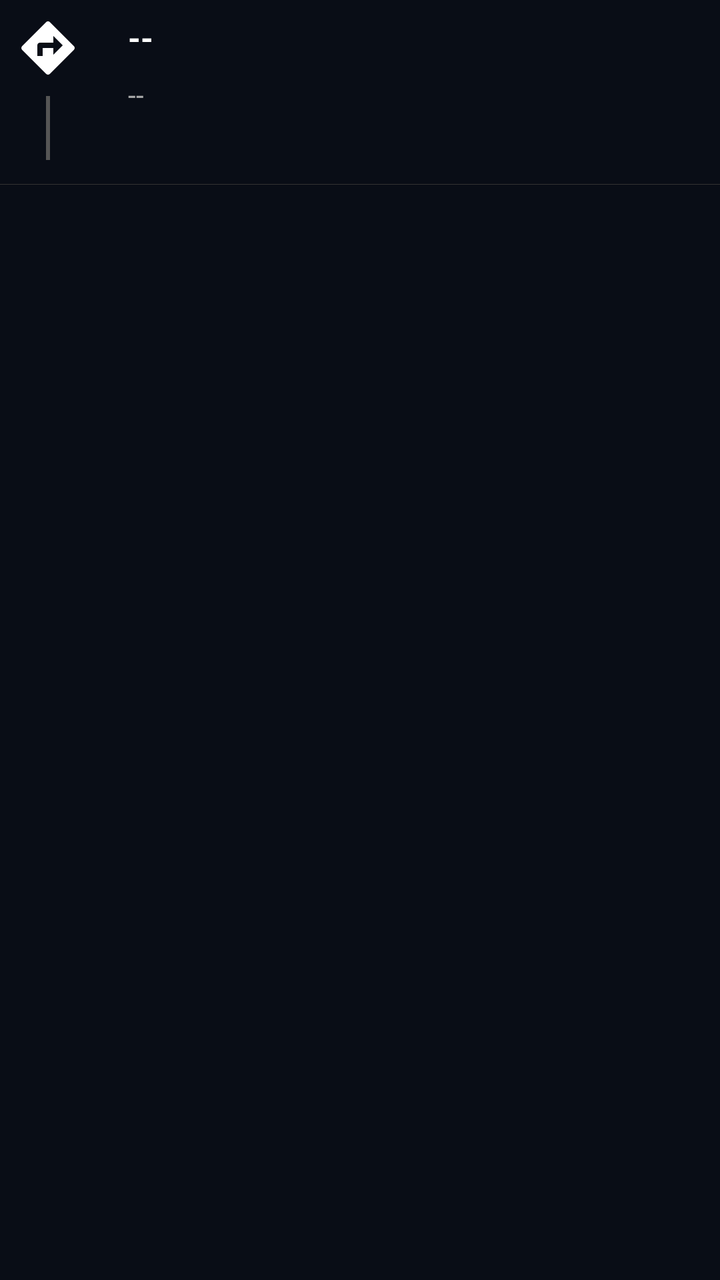
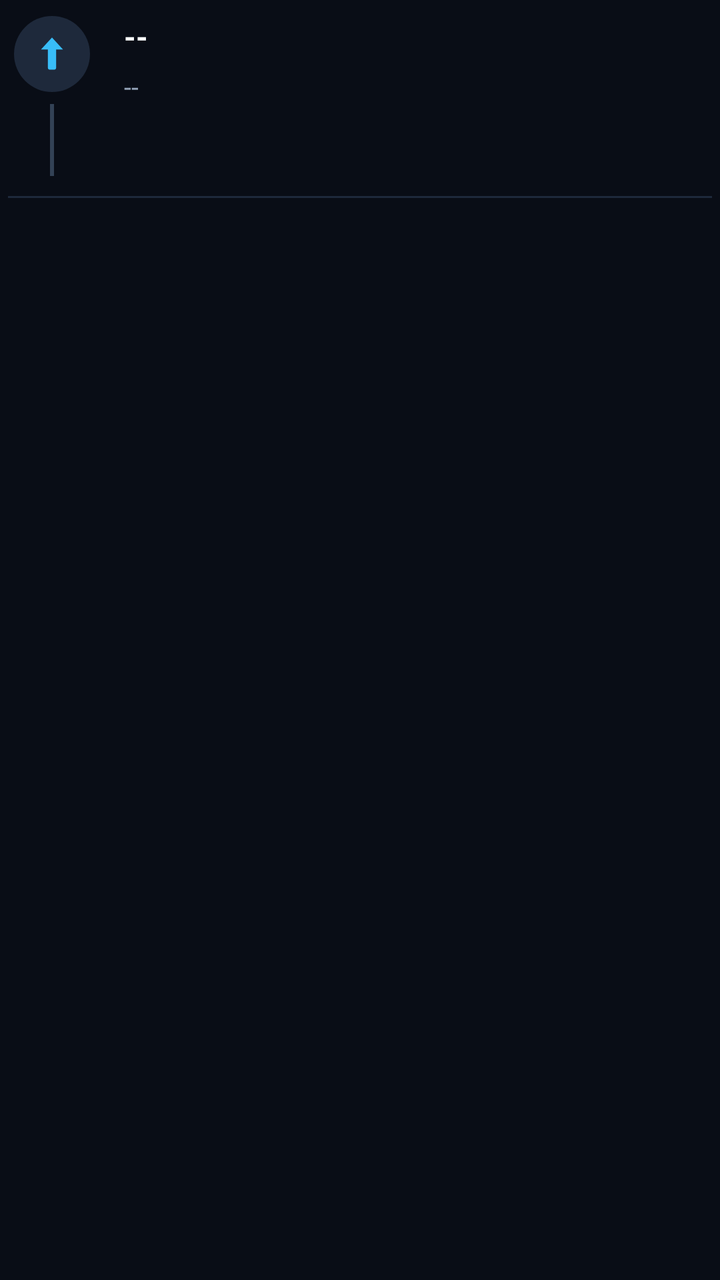

Two renders of the same Android screen: before a commit and after it. Below are the layout's source before the change and the commit's diff.
<!-- AndroidManifest.xml: application theme Theme.TYMAP -->
<!-- res/layout/item_route_step.xml -->
<?xml version="1.0" encoding="utf-8"?>
<LinearLayout xmlns:android="http://schemas.android.com/apk/res/android"
    xmlns:app="http://schemas.android.com/apk/res-auto"
    android:layout_width="match_parent"
    android:layout_height="wrap_content"
    android:orientation="vertical"
    android:paddingVertical="8dp">

    <LinearLayout
        android:layout_width="match_parent"
        android:layout_height="wrap_content"
        android:orientation="horizontal"
        android:gravity="top">

        
        <LinearLayout
            android:layout_width="48dp"
            android:layout_height="wrap_content"
            android:gravity="center_horizontal"
            android:orientation="vertical">

            <ImageView
                android:id="@+id/ivStepIcon"
                android:layout_width="32dp"
                android:layout_height="32dp"
                android:src="@drawable/ic_directions"
                app:tint="#FFFFFF" />

            <View
                android:id="@+id/viewLine"
                android:layout_width="2dp"
                android:layout_height="32dp"
                android:layout_marginTop="8dp"
                android:background="#555555" />
        </LinearLayout>

        
        <LinearLayout
            android:layout_width="0dp"
            android:layout_height="wrap_content"
            android:layout_weight="1"
            android:layout_marginStart="16dp"
            android:orientation="vertical">

            <TextView
                android:id="@+id/tvStepInstruction"
                android:layout_width="match_parent"
                android:layout_height="wrap_content"
                android:textColor="#FFFFFF"
                android:textSize="16sp"
                android:textStyle="bold"
                android:text="--" />

            <TextView
                android:id="@+id/tvStepDetail"
                android:layout_width="match_parent"
                android:layout_height="wrap_content"
                android:layout_marginTop="4dp"
                android:textColor="#388E3C"
                android:textSize="13sp"
                android:text="--"
                android:visibility="gone" />

            <TextView
                android:id="@+id/tvStepDistance"
                android:layout_width="match_parent"
                android:layout_height="wrap_content"
                android:layout_marginTop="8dp"
                android:textColor="#AAAAAA"
                android:textSize="14sp"
                android:text="--" />
        </LinearLayout>
    </LinearLayout>

    
    <View
        android:layout_width="match_parent"
        android:layout_height="1px"
        android:layout_marginTop="12dp"
        android:background="#333333" />
</LinearLayout>
<!-- resources referenced by this layout -->
<resources>
  <!-- drawable ic_directions (drawable) -->
  <vector xmlns:android="http://schemas.android.com/apk/res/android"
      android:width="24dp"
      android:height="24dp"
      android:viewportWidth="24"
      android:viewportHeight="24">
    <path
        android:fillColor="@android:color/black"
        android:pathData="M21.71,11.29l-9,-9c-0.39,-0.39 -1.02,-0.39 -1.41,0l-9,9c-0.39,0.39 -0.39,1.02 0,1.41l9,9c0.39,0.39 1.02,0.39 1.41,0l9,-9C22.1,12.31 22.1,11.68 21.71,11.29zM14,14.5V12h-4v3H8v-4c0,-0.55 0.45,-1 1,-1h5V7.5l3.5,3.5L14,14.5z"/>
  </vector>
  <style name="Theme.TYMAP" parent="Theme.Material3.Dark.NoActionBar">
          
          <item name="colorPrimary">@color/colorAccentCyan</item>
          <item name="colorOnPrimary">@color/white</item>
  
          
          <item name="android:windowBackground">@color/colorBackgroundDeep</item>
          <item name="colorSurface">@color/colorSurfaceGlass</item>
          <item name="colorOnSurface">#FFFFFF</item>
          <item name="colorSurfaceVariant">#1E293B</item>
          <item name="colorOnSurfaceVariant">#94A3B8</item>
  
          
          <item name="android:statusBarColor">@color/colorBackgroundDeep</item>
          <item name="android:navigationBarColor">@color/colorBackgroundDeep</item>
      </style>
  <color name="colorAccentCyan">#38BDF8</color>
  <color name="white">#FFFFFFFF</color>
  <color name="colorBackgroundDeep">#090D16</color>
  <color name="colorSurfaceGlass">#D90F172A</color>
</resources>

<!-- the commit's change to res/layout/item_route_step.xml (unified diff, before → after) -->
@@ -4,7 +4,8 @@
     android:layout_width="match_parent"
     android:layout_height="wrap_content"
     android:orientation="vertical"
-    android:paddingVertical="8dp">
+    android:paddingVertical="8dp"
+    android:paddingHorizontal="4dp">
 
     <LinearLayout
         android:layout_width="match_parent"
@@ -14,24 +15,32 @@
 
         
         <LinearLayout
-            android:layout_width="48dp"
+            android:layout_width="44dp"
             android:layout_height="wrap_content"
             android:gravity="center_horizontal"
             android:orientation="vertical">
 
-            <ImageView
-                android:id="@+id/ivStepIcon"
-                android:layout_width="32dp"
-                android:layout_height="32dp"
-                android:src="@drawable/ic_directions"
-                app:tint="#FFFFFF" />
+            <FrameLayout
+                android:layout_width="38dp"
+                android:layout_height="38dp"
+                android:background="@drawable/bg_circle_button"
+                android:backgroundTint="#1E293B">
+
+                <ImageView
+                    android:id="@+id/ivStepIcon"
+                    android:layout_width="22dp"
+                    android:layout_height="22dp"
+                    android:layout_gravity="center"
+                    android:src="@drawable/ic_nav_straight"
+                    app:tint="@color/colorAccentCyan" />
+            </FrameLayout>
 
             <View
                 android:id="@+id/viewLine"
                 android:layout_width="2dp"
-                android:layout_height="32dp"
-                android:layout_marginTop="8dp"
-                android:background="#555555" />
+                android:layout_height="36dp"
+                android:layout_marginTop="6dp"
+                android:background="#334155" />
         </LinearLayout>
 
         
@@ -39,15 +48,15 @@
             android:layout_width="0dp"
             android:layout_height="wrap_content"
             android:layout_weight="1"
-            android:layout_marginStart="16dp"
+            android:layout_marginStart="14dp"
             android:orientation="vertical">
 
             <TextView
                 android:id="@+id/tvStepInstruction"
                 android:layout_width="match_parent"
                 android:layout_height="wrap_content"
-                android:textColor="#FFFFFF"
-                android:textSize="16sp"
+                android:textColor="#F8FAFC"
+                android:textSize="15sp"
                 android:textStyle="bold"
                 android:text="--" />
 
@@ -56,7 +65,7 @@
                 android:layout_width="match_parent"
                 android:layout_height="wrap_content"
                 android:layout_marginTop="4dp"
-                android:textColor="#388E3C"
+                android:textColor="@color/colorAccentCyan"
                 android:textSize="13sp"
                 android:text="--"
                 android:visibility="gone" />
@@ -65,9 +74,9 @@
                 android:id="@+id/tvStepDistance"
                 android:layout_width="match_parent"
                 android:layout_height="wrap_content"
-                android:layout_marginTop="8dp"
-                android:textColor="#AAAAAA"
-                android:textSize="14sp"
+                android:layout_marginTop="6dp"
+                android:textColor="#94A3B8"
+                android:textSize="13sp"
                 android:text="--" />
         </LinearLayout>
     </LinearLayout>
@@ -75,7 +84,7 @@
     
     <View
         android:layout_width="match_parent"
-        android:layout_height="1px"
-        android:layout_marginTop="12dp"
-        android:background="#333333" />
+        android:layout_height="1dp"
+        android:layout_marginTop="10dp"
+        android:background="#1E293B" />
 </LinearLayout>
<!-- resource entries referenced after the edit -->
@@ -1,15 +1,5 @@
 <!-- resources referenced by this layout -->
 <resources>
-  <!-- drawable ic_directions (drawable) -->
-  <vector xmlns:android="http://schemas.android.com/apk/res/android"
-      android:width="24dp"
-      android:height="24dp"
-      android:viewportWidth="24"
-      android:viewportHeight="24">
-    <path
-        android:fillColor="@android:color/black"
-        android:pathData="M21.71,11.29l-9,-9c-0.39,-0.39 -1.02,-0.39 -1.41,0l-9,9c-0.39,0.39 -0.39,1.02 0,1.41l9,9c0.39,0.39 1.02,0.39 1.41,0l9,-9C22.1,12.31 22.1,11.68 21.71,11.29zM14,14.5V12h-4v3H8v-4c0,-0.55 0.45,-1 1,-1h5V7.5l3.5,3.5L14,14.5z"/>
-  </vector>
   <style name="Theme.TYMAP" parent="Theme.Material3.Dark.NoActionBar">
           
           <item name="colorPrimary">@color/colorAccentCyan</item>
@@ -27,6 +17,27 @@
           <item name="android:navigationBarColor">@color/colorBackgroundDeep</item>
       </style>
   <color name="colorAccentCyan">#38BDF8</color>
+  <!-- drawable bg_circle_button (drawable) -->
+  <?xml version="1.0" encoding="utf-8"?>
+  <ripple xmlns:android="http://schemas.android.com/apk/res/android"
+      android:color="?attr/colorControlHighlight">
+      <item>
+          <shape android:shape="oval">
+              <solid android:color="@android:color/white" />
+          </shape>
+      </item>
+  </ripple>
+  <!-- drawable ic_nav_straight (drawable) -->
+  <vector xmlns:android="http://schemas.android.com/apk/res/android"
+      android:width="48dp"
+      android:height="48dp"
+      android:viewportWidth="48"
+      android:viewportHeight="48">
+      
+      <path
+          android:fillColor="#FFFFFF"
+          android:pathData="M24,6 L36,19 L28.5,19 L28.5,39 C28.5,40.1 27.6,41 26.5,41 L21.5,41 C20.4,41 19.5,40.1 19.5,39 L19.5,19 L12,19 Z"/>
+  </vector>
   <color name="white">#FFFFFFFF</color>
   <color name="colorBackgroundDeep">#090D16</color>
   <color name="colorSurfaceGlass">#D90F172A</color>
